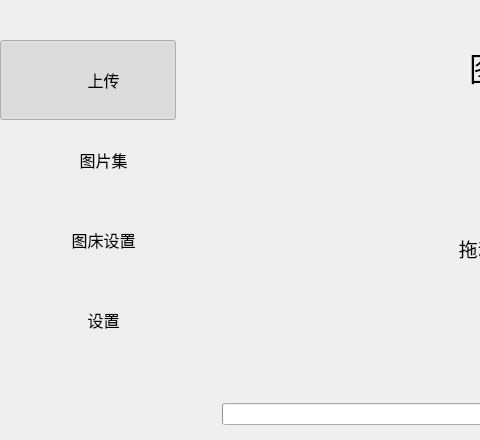
The window that src/mainwindow.ui (median-dxz/Lotos) describes before a commit, drawn with Qt 5; both pictures show x 0 to 480 and y 0 to 440 of the 884 by 551 pixel window.
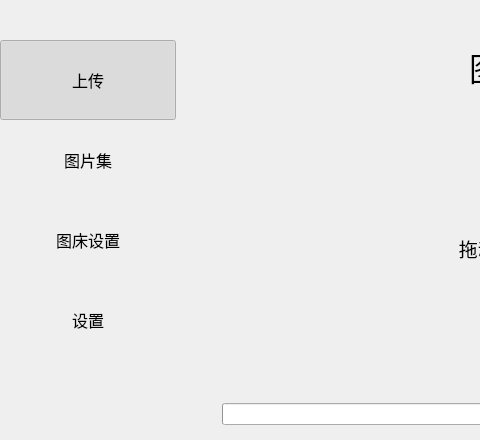
The same window after the commit. Custom widgets are drawn as their Qt base class.

What changed in the file:
```diff
--- a/src/mainwindow.ui
+++ b/src/mainwindow.ui
@@ -77,8 +77,11 @@
          <property name="cursor">
           <cursorShape>ArrowCursor</cursorShape>
          </property>
+         <property name="layoutDirection">
+          <enum>Qt::LeftToRight</enum>
+         </property>
          <property name="text">
-          <string>       上传</string>
+          <string>上传</string>
          </property>
          <property name="checkable">
           <bool>true</bool>
@@ -112,7 +115,7 @@
           <string notr="true"/>
          </property>
          <property name="text">
-          <string>       图片集</string>
+          <string>图片集</string>
          </property>
          <property name="checkable">
           <bool>true</bool>
@@ -143,7 +146,7 @@
           <string notr="true"/>
          </property>
          <property name="text">
-          <string>       图床设置</string>
+          <string>图床设置</string>
          </property>
          <property name="checkable">
           <bool>true</bool>
@@ -180,7 +183,7 @@
           <string notr="true"/>
          </property>
          <property name="text">
-          <string>       设置</string>
+          <string>设置</string>
          </property>
          <property name="checkable">
           <bool>true</bool>
```
Left out of the diff: 10 changed lines with no effect on the pictures.
